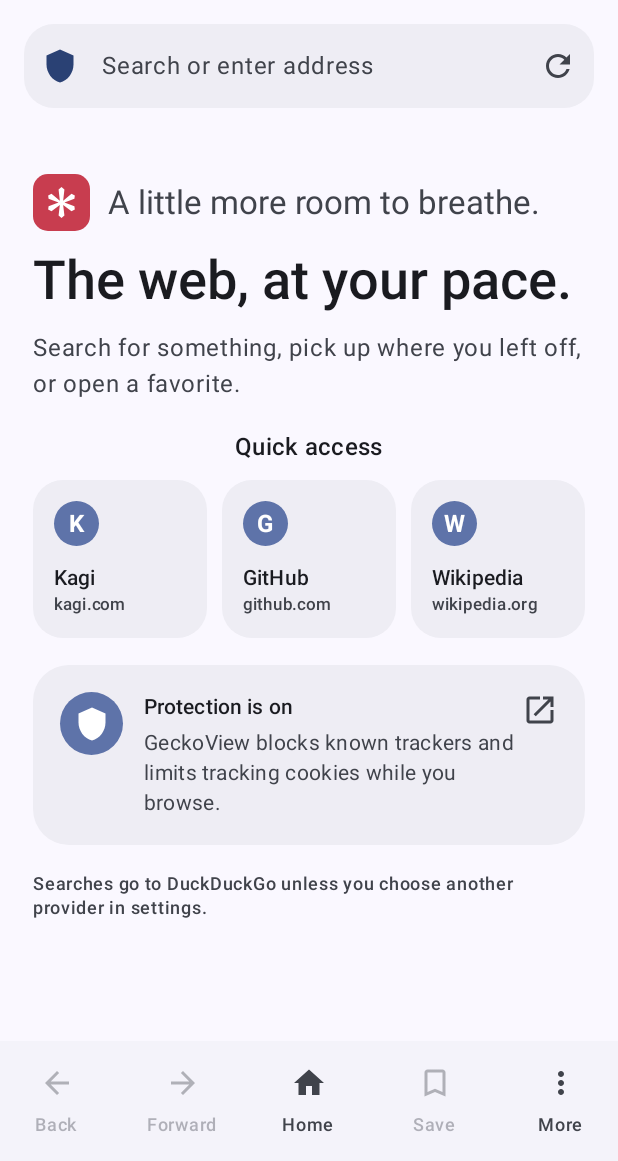
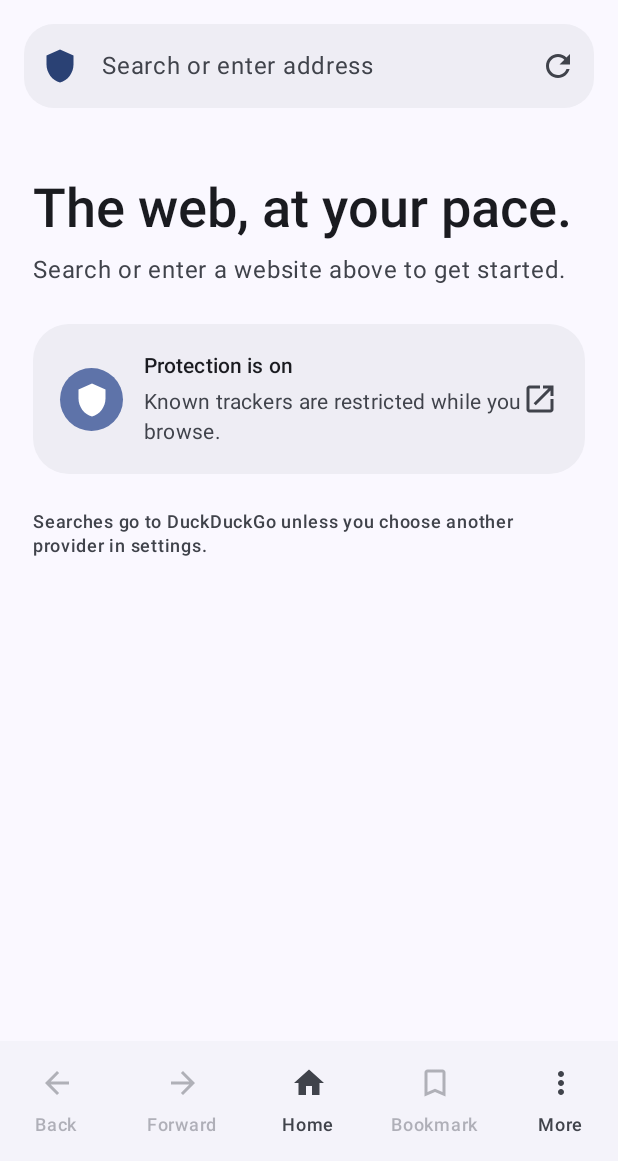
Before and after one commit to sajadxdp0/helium-android, an Android app built with Jetpack Compose: the screen it shows after launch (MainActivity), on a phone screen of 412 x 824 dp, the part 75-1236 px from its top. Run offline under Robolectric (Android 15) with nearby library versions, the phone set to English and light mode, and no system bars; libraries missing offline, so code that uses them is left out: org.mozilla.geckoview; 7 statements that could not run were skipped.

Commit message:
feat(android): personalize browser home and native address handling
- Build the start page from the user's saved sites and recent history instead of demo favorites.
- Use bounded native Compose lists and keyed content types for larger tab/history lists.
- Resolve localhost and IP loopback targets over HTTP in the Rust address core.
- Clarify bookmark and privacy copy; bump the patch release to 0.3.3.

```diff
--- a/app/build.gradle.kts
+++ b/app/build.gradle.kts
@@ -40,8 +40,8 @@ android {
         applicationId = "computer.helium.mobile"
         minSdk = 28
         targetSdk = 37
-        versionCode = 5
-        versionName = "0.3.2"
+        versionCode = 6
+        versionName = "0.3.3"
     }
     splits {
         abi {
--- a/app/src/main/java/computer/helium/mobile/BrowserScreen.kt
+++ b/app/src/main/java/computer/helium/mobile/BrowserScreen.kt
@@ -3,6 +3,8 @@ package computer.helium.mobile
 import androidx.activity.compose.BackHandler
 import androidx.core.net.toUri
 import androidx.compose.foundation.Image
+import androidx.compose.foundation.horizontalScroll
+import androidx.compose.foundation.rememberScrollState
 import androidx.compose.foundation.clickable
 import androidx.compose.foundation.layout.Arrangement
 import androidx.compose.foundation.layout.Box
@@ -18,6 +20,7 @@ import androidx.compose.foundation.layout.height
 import androidx.compose.foundation.layout.heightIn
 import androidx.compose.foundation.layout.imePadding
 import androidx.compose.foundation.layout.navigationBars
+import androidx.compose.foundation.verticalScroll
 import androidx.compose.foundation.layout.padding
 import androidx.compose.foundation.layout.size
 import androidx.compose.foundation.layout.statusBars
@@ -89,12 +92,12 @@ import androidx.compose.ui.res.stringResource
 import androidx.compose.ui.semantics.Role
 import androidx.compose.ui.text.font.FontWeight
 import androidx.compose.ui.text.input.ImeAction
+import androidx.compose.ui.text.style.TextOverflow
 import androidx.compose.ui.unit.dp
 import androidx.compose.ui.unit.sp
 import androidx.compose.ui.viewinterop.AndroidView
 import androidx.compose.foundation.layout.PaddingValues
-import androidx.compose.foundation.lazy.LazyRow
-import androidx.compose.ui.text.style.TextOverflow
+import androidx.compose.foundation.lazy.itemsIndexed
 import org.mozilla.geckoview.GeckoView
 
 private enum class BrowserSheet { TABS, MENU, BOOKMARKS, HISTORY, PRIVACY, SETTINGS, ABOUT }
@@ -162,7 +165,8 @@ fun BrowserScreen(activity: MainActivity) {
                         HomePanel(
                             searchEngine = activity.searchEngine.name,
                             bookmarks = activity.bookmarkEntries,
-                            onFavorite = activity::navigateFromAddress,
+                            recentPages = activity.historyEntries,
+                            onOpen = activity::openEntry,
                             onPrivacy = { sheet = BrowserSheet.PRIVACY },
                         )
                     } else {
@@ -467,7 +471,7 @@ private fun BrowserNavigationBar(
             onClick = onBookmark,
             enabled = !active?.url.isNullOrBlank(),
             icon = { Icon(Icons.Default.BookmarkBorder, contentDescription = null) },
-            label = { Text("Save") },
+            label = { Text("Bookmark") },
         )
         NavigationBarItem(
             selected = false,
@@ -482,40 +486,22 @@ private fun BrowserNavigationBar(
 private fun HomePanel(
     searchEngine: String,
     bookmarks: List<BrowserEntry>,
-    onFavorite: (String) -> Unit,
+    recentPages: List<BrowserEntry>,
+    onOpen: (BrowserEntry) -> Unit,
     onPrivacy: () -> Unit,
 ) {
-    LazyColumn(
-        modifier = Modifier.fillMaxSize(),
-        contentPadding = PaddingValues(horizontal = 22.dp, vertical = 20.dp),
+    Column(
+        modifier = Modifier
+            .fillMaxSize()
+            .verticalScroll(rememberScrollState())
+            .padding(horizontal = 22.dp, vertical = 22.dp),
         horizontalAlignment = Alignment.CenterHorizontally,
-        verticalArrangement = Arrangement.spacedBy(18.dp),
+        verticalArrangement = Arrangement.spacedBy(24.dp),
     ) {
-        item {
         Column(
             modifier = Modifier.fillMaxWidth().widthIn(max = 720.dp).padding(top = 16.dp),
-                verticalArrangement = Arrangement.spacedBy(12.dp),
+            verticalArrangement = Arrangement.spacedBy(8.dp),
         ) {
-                Row(verticalAlignment = Alignment.CenterVertically) {
-                    Surface(
-                        modifier = Modifier.size(38.dp),
-                        shape = RoundedCornerShape(10.dp),
-                        color = Color(0xFFC83D4F),
-                    ) {
-                        Image(
-                            painter = painterResource(R.drawable.ic_helium_mark),
-                            contentDescription = null,
-                            modifier = Modifier.fillMaxSize().padding(4.dp),
-                            contentScale = ContentScale.Fit,
-                        )
-                    }
-                    Text(
-                        "A little more room to breathe.",
-                        modifier = Modifier.padding(start = 12.dp),
-                        style = MaterialTheme.typography.titleLarge,
-                        color = MaterialTheme.colorScheme.onSurfaceVariant,
-                    )
-                }
             Text(
                 "The web, at your pace.",
                 style = MaterialTheme.typography.displaySmall,
@@ -523,40 +509,55 @@ private fun HomePanel(
                 lineHeight = 42.sp,
             )
             Text(
-                    "Search for something, pick up where you left off, or open a favorite.",
+                if (recentPages.isEmpty() && bookmarks.isEmpty()) {
+                    "Search or enter a website above to get started."
+                } else {
+                    "Pick up where you left off."
+                },
                 style = MaterialTheme.typography.bodyLarge,
                 color = MaterialTheme.colorScheme.onSurfaceVariant,
             )
         }
-        }
-        item {
-            Text("Quick access", style = MaterialTheme.typography.titleMedium, fontWeight = FontWeight.SemiBold)
+
+        if (bookmarks.isNotEmpty()) {
+            Column(Modifier.fillMaxWidth().widthIn(max = 720.dp)) {
+                Text("Saved sites", style = MaterialTheme.typography.titleMedium, fontWeight = FontWeight.SemiBold)
                 Spacer(Modifier.height(10.dp))
-            if (bookmarks.isEmpty()) {
                 Row(
-                    modifier = Modifier.fillMaxWidth(),
+                    modifier = Modifier.fillMaxWidth().horizontalScroll(rememberScrollState()),
                     horizontalArrangement = Arrangement.spacedBy(10.dp),
                 ) {
-                    FAVORITES.forEach { favorite ->
-                        FavoriteCard(
-                            favorite = favorite,
-                            onClick = { onFavorite(favorite.url) },
-                            modifier = Modifier.weight(1f).height(105.dp),
-                        )
+                    bookmarks.take(8).forEach { bookmark ->
+                        BookmarkCard(bookmark, onClick = { onOpen(bookmark) })
                     }
                 }
-            } else {
-                LazyRow(horizontalArrangement = Arrangement.spacedBy(10.dp)) {
-                    items(bookmarks.take(8)) { bookmark ->
-                        FavoriteCard(
-                            favorite = Favorite(bookmark.title, displayAddress(bookmark.url), bookmark.url),
-                            onClick = { onFavorite(bookmark.url) },
+            }
+        }
+
+        if (recentPages.isNotEmpty()) {
+            Column(Modifier.fillMaxWidth().widthIn(max = 720.dp)) {
+                Text("Recent pages", style = MaterialTheme.typography.titleMedium, fontWeight = FontWeight.SemiBold)
+                Spacer(Modifier.height(4.dp))
+                recentPages.take(5).forEach { entry ->
+                    ListItem(
+                        supportingContent = {
+                            Text(displayAddress(entry.url), maxLines = 1, overflow = TextOverflow.Ellipsis)
+                        },
+                        leadingContent = { Icon(Icons.Default.History, contentDescription = null) },
+                        modifier = Modifier
+                            .clip(RoundedCornerShape(16.dp))
+                            .clickable(role = Role.Button) { onOpen(entry) },
+                    ) {
+                        Text(
+                            entry.title.ifBlank { displayAddress(entry.url) },
+                            maxLines = 1,
+                            overflow = TextOverflow.Ellipsis,
                         )
                     }
                 }
             }
         }
-        item {
+
         Card(
             onClick = onPrivacy,
             modifier = Modifier.fillMaxWidth().widthIn(max = 720.dp),
@@ -565,7 +566,7 @@ private fun HomePanel(
         ) {
             Row(
                 modifier = Modifier.fillMaxWidth().padding(18.dp),
-                    verticalAlignment = Alignment.Top,
+                verticalAlignment = Alignment.CenterVertically,
             ) {
                 Surface(
                     shape = CircleShape,
@@ -579,7 +580,7 @@ private fun HomePanel(
                 Column(Modifier.weight(1f).padding(start = 14.dp)) {
                     Text("Protection is on", style = MaterialTheme.typography.titleSmall, fontWeight = FontWeight.SemiBold)
                     Text(
-                            "GeckoView blocks known trackers and limits tracking cookies while you browse.",
+                        "Known trackers are restricted while you browse.",
                         modifier = Modifier.padding(top = 4.dp),
                         style = MaterialTheme.typography.bodyMedium,
                         color = MaterialTheme.colorScheme.onSurfaceVariant,
@@ -588,34 +589,25 @@ private fun HomePanel(
                 Icon(Icons.AutoMirrored.Filled.OpenInNew, contentDescription = "Privacy details", tint = MaterialTheme.colorScheme.onSurfaceVariant)
             }
         }
-        }
-        item {
+
         Text(
             "Searches go to $searchEngine unless you choose another provider in settings.",
+            modifier = Modifier.fillMaxWidth().widthIn(max = 720.dp),
             style = MaterialTheme.typography.labelMedium,
             color = MaterialTheme.colorScheme.onSurfaceVariant,
         )
     }
 }
-}
-
-private data class Favorite(val name: String, val host: String, val url: String)
-
-private val FAVORITES = listOf(
-    Favorite("Kagi", "kagi.com", "https://kagi.com/"),
-    Favorite("GitHub", "github.com", "https://github.com/"),
-    Favorite("Wikipedia", "wikipedia.org", "https://www.wikipedia.org/"),
-)
 
 @Composable
-private fun FavoriteCard(
-    favorite: Favorite,
+private fun BookmarkCard(
+    bookmark: BrowserEntry,
     onClick: () -> Unit,
-    modifier: Modifier = Modifier.width(142.dp).height(105.dp),
 ) {
+    val title = bookmark.title.ifBlank { displayAddress(bookmark.url) }
     Card(
         onClick = onClick,
-        modifier = modifier,
+        modifier = Modifier.width(168.dp).height(105.dp),
         shape = RoundedCornerShape(20.dp),
         colors = CardDefaults.cardColors(containerColor = MaterialTheme.colorScheme.surfaceContainer),
     ) {
@@ -623,14 +615,18 @@ private fun FavoriteCard(
             modifier = Modifier.fillMaxSize().padding(14.dp),
             verticalArrangement = Arrangement.SpaceBetween,
         ) {
-            Surface(shape = CircleShape, color = MaterialTheme.colorScheme.primaryContainer, modifier = Modifier.size(30.dp)) {
+            Surface(
+                shape = CircleShape,
+                color = MaterialTheme.colorScheme.primaryContainer,
+                modifier = Modifier.size(30.dp),
+            ) {
                 Box(contentAlignment = Alignment.Center) {
-                    Text(favorite.name.first().toString(), fontWeight = FontWeight.Bold, color = MaterialTheme.colorScheme.onPrimaryContainer)
+                    Text(title.firstOrNull()?.uppercaseChar()?.toString().orEmpty(), fontWeight = FontWeight.Bold, color = MaterialTheme.colorScheme.onPrimaryContainer)
                 }
             }
             Column {
-                Text(favorite.name, style = MaterialTheme.typography.titleSmall, fontWeight = FontWeight.SemiBold)
-                Text(favorite.host, style = MaterialTheme.typography.labelSmall, color = MaterialTheme.colorScheme.onSurfaceVariant)
+                Text(title, style = MaterialTheme.typography.titleSmall, fontWeight = FontWeight.SemiBold, maxLines = 1, overflow = TextOverflow.Ellipsis)
+                Text(displayAddress(bookmark.url), style = MaterialTheme.typography.labelSmall, color = MaterialTheme.colorScheme.onSurfaceVariant, maxLines = 1, overflow = TextOverflow.Ellipsis)
             }
         }
     }
@@ -680,7 +676,7 @@ private fun TabsSheet(
         SheetHeader("Tabs", trailing = { IconButton(onClick = onNew) { Icon(Icons.Default.Add, "New tab") } })
         if (tabs.isEmpty()) EmptyMessage("No tabs are open.")
         LazyColumn(contentPadding = PaddingValues(bottom = 24.dp), verticalArrangement = Arrangement.spacedBy(8.dp)) {
-            items(tabs, key = { it.id }) { tab ->
+            items(tabs, key = { it.id }, contentType = { "tab" }) { tab ->
                 Card(
                     onClick = { onSelect(tab) },
                     shape = RoundedCornerShape(18.dp),
@@ -769,7 +765,7 @@ private fun SettingsSheet(activity: MainActivity, onClear: () -> Unit) {
         Spacer(Modifier.height(14.dp))
         HorizontalDivider(color = MaterialTheme.colorScheme.outlineVariant)
         Text("Privacy", style = MaterialTheme.typography.titleSmall, fontWeight = FontWeight.SemiBold, modifier = Modifier.padding(top = 16.dp, bottom = 6.dp))
-        Text("Tracking protection and Global Privacy Control are on. This prototype does not yet offer per-site exceptions.", style = MaterialTheme.typography.bodyMedium, color = MaterialTheme.colorScheme.onSurfaceVariant)
+        Text("Tracking protection and Global Privacy Control are on. Per-site exceptions are not available yet.", style = MaterialTheme.typography.bodyMedium, color = MaterialTheme.colorScheme.onSurfaceVariant)
         Spacer(Modifier.height(18.dp))
         Button(onClick = onClear, modifier = Modifier.fillMaxWidth(), shape = RoundedCornerShape(16.dp)) {
             Icon(Icons.Default.DeleteOutline, contentDescription = null)
@@ -787,7 +783,11 @@ private fun EntriesSheet(title: String, entries: List<BrowserEntry>, empty: Stri
             EmptyMessage(empty)
         } else {
             LazyColumn(contentPadding = PaddingValues(bottom = 24.dp)) {
-                items(entries) { entry ->
+                itemsIndexed(
+                    items = entries,
+                    key = { index, entry -> "$index:${entry.url}" },
+                    contentType = { _, _ -> "browser-entry" },
+                ) { _, entry ->
                     ListItem(
                         supportingContent = { Text(displayAddress(entry.url), maxLines = 1, overflow = TextOverflow.Ellipsis) },
                         leadingContent = { Icon(if (title == "Bookmarks") Icons.Default.BookmarkBorder else Icons.Default.History, contentDescription = null) },
```
Also changed, not shown: 2 other files. Lines whose indentation alone changed are shown as unchanged.
